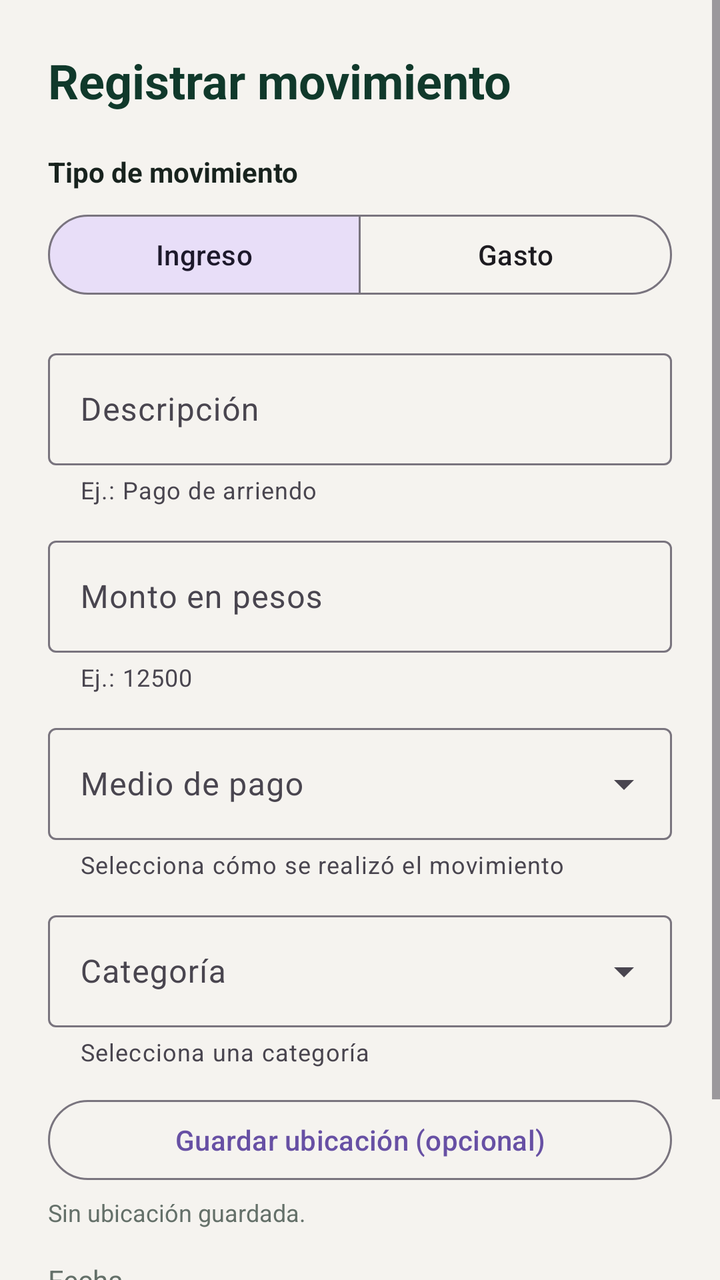
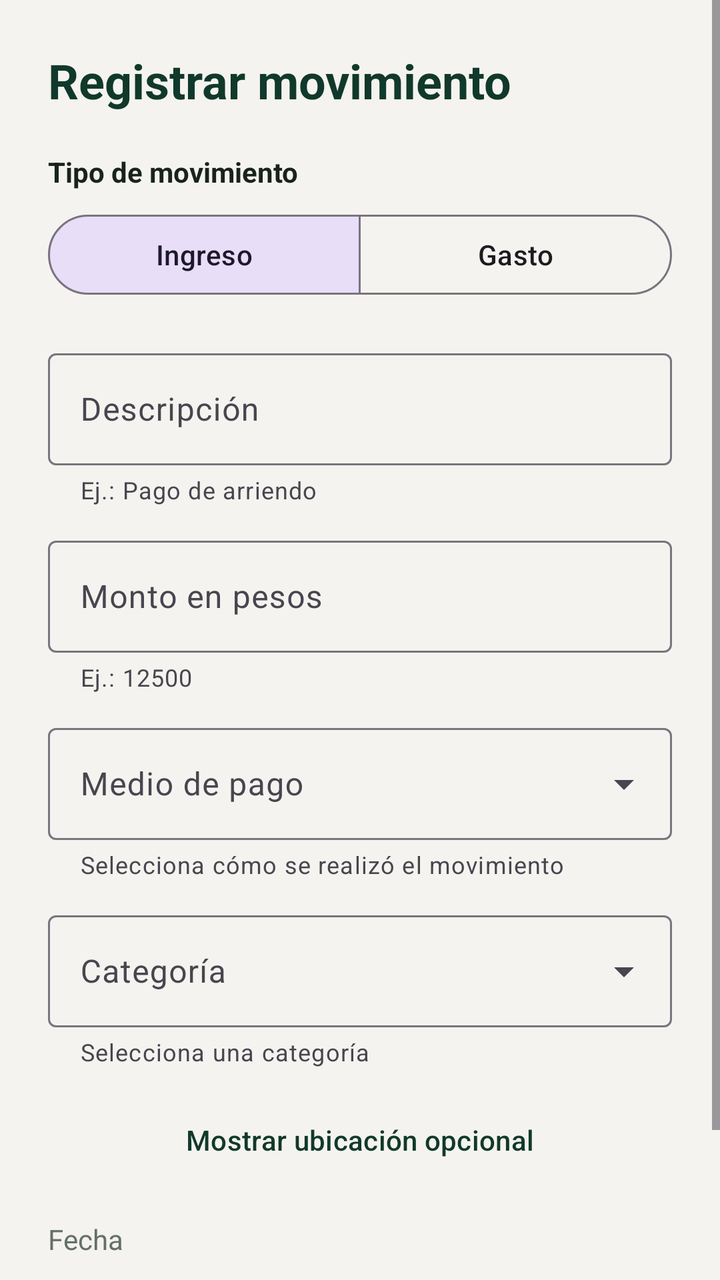

Two renders of the same Android screen: before a commit and after it. Below are the layout's source before the change and the commit's diff.
<!-- AndroidManifest.xml: application theme Theme.LocalCash -->
<!-- res/layout/dialog_registrar_movimiento.xml -->
<?xml version="1.0" encoding="utf-8"?>
<ScrollView xmlns:android="http://schemas.android.com/apk/res/android"
    xmlns:app="http://schemas.android.com/apk/res-auto"
    android:layout_width="match_parent"
    android:layout_height="wrap_content"
    android:background="@color/lc_warm_background"
    android:fillViewport="true">

    <LinearLayout
        android:layout_width="match_parent"
        android:layout_height="wrap_content"
        android:orientation="vertical"
        android:padding="24dp">

        <TextView
            android:layout_width="wrap_content"
            android:layout_height="wrap_content"
            android:text="@string/form_register_title"
            android:textColor="@color/lc_green_dark"
            android:textSize="24sp"
            android:textStyle="bold" />

        <TextView
            android:layout_width="wrap_content"
            android:layout_height="wrap_content"
            android:layout_marginTop="20dp"
            android:text="@string/form_movement_type"
            android:textColor="@color/lc_text_primary"
            android:textSize="14sp"
            android:textStyle="bold" />

        <com.google.android.material.button.MaterialButtonToggleGroup
            android:id="@+id/toggle_movement_type"
            android:layout_width="match_parent"
            android:layout_height="wrap_content"
            android:layout_marginTop="8dp"
            app:checkedButton="@id/button_income"
            app:selectionRequired="true"
            app:singleSelection="true">

            <com.google.android.material.button.MaterialButton
                android:id="@+id/button_income"
                style="@style/Widget.Material3.Button.OutlinedButton"
                android:layout_width="0dp"
                android:layout_height="48dp"
                android:layout_weight="1"
                android:text="@string/form_income" />

            <com.google.android.material.button.MaterialButton
                android:id="@+id/button_expense"
                style="@style/Widget.Material3.Button.OutlinedButton"
                android:layout_width="0dp"
                android:layout_height="48dp"
                android:layout_weight="1"
                android:text="@string/form_expense" />
        </com.google.android.material.button.MaterialButtonToggleGroup>

        <com.google.android.material.textfield.TextInputLayout
            android:id="@+id/input_layout_description"
            style="@style/Widget.Material3.TextInputLayout.OutlinedBox"
            android:layout_width="match_parent"
            android:layout_height="wrap_content"
            android:layout_marginTop="20dp"
            android:hint="@string/form_description_label"
            app:helperText="@string/form_description_hint">

            <com.google.android.material.textfield.TextInputEditText
                android:id="@+id/input_description"
                android:layout_width="match_parent"
                android:layout_height="56dp"
                android:inputType="textCapSentences"
                android:maxLength="80" />
        </com.google.android.material.textfield.TextInputLayout>

        <com.google.android.material.textfield.TextInputLayout
            android:id="@+id/input_layout_amount"
            style="@style/Widget.Material3.TextInputLayout.OutlinedBox"
            android:layout_width="match_parent"
            android:layout_height="wrap_content"
            android:layout_marginTop="12dp"
            android:hint="@string/form_amount_label"
            app:helperText="@string/form_amount_hint"
            app:prefixText="$ ">

            <com.google.android.material.textfield.TextInputEditText
                android:id="@+id/input_amount"
                android:layout_width="match_parent"
                android:layout_height="56dp"
                android:inputType="number"
                android:maxLength="15" />
        </com.google.android.material.textfield.TextInputLayout>

        <com.google.android.material.textfield.TextInputLayout
            android:id="@+id/input_layout_payment"
            style="@style/Widget.Material3.TextInputLayout.OutlinedBox.ExposedDropdownMenu"
            android:layout_width="match_parent"
            android:layout_height="wrap_content"
            android:layout_marginTop="12dp"
            android:hint="@string/form_payment_method_label"
            app:helperText="@string/form_payment_method_hint">

            <com.google.android.material.textfield.MaterialAutoCompleteTextView
                android:id="@+id/input_payment"
                android:layout_width="match_parent"
                android:layout_height="56dp"
                android:inputType="none" />
        </com.google.android.material.textfield.TextInputLayout>

        <LinearLayout
            android:id="@+id/container_associated_account"
            android:layout_width="match_parent"
            android:layout_height="wrap_content"
            android:orientation="vertical"
            android:visibility="gone">

            <com.google.android.material.textfield.TextInputLayout
                android:id="@+id/input_layout_account"
                style="@style/Widget.Material3.TextInputLayout.OutlinedBox.ExposedDropdownMenu"
                android:layout_width="match_parent"
                android:layout_height="wrap_content"
                android:layout_marginTop="12dp"
                android:hint="@string/form_associated_account_label"
                app:helperText="@string/form_associated_account_hint">

                <com.google.android.material.textfield.MaterialAutoCompleteTextView
                    android:id="@+id/input_account"
                    android:layout_width="match_parent"
                    android:layout_height="56dp"
                    android:inputType="none" />
            </com.google.android.material.textfield.TextInputLayout>

            <com.google.android.material.button.MaterialButton
                android:id="@+id/button_create_account"
                style="@style/Widget.Material3.Button.TextButton"
                android:layout_width="wrap_content"
                android:layout_height="48dp"
                android:layout_marginTop="2dp"
                android:text="@string/action_create_account_from_movement"
                android:textColor="@color/lc_green_dark" />
        </LinearLayout>

        <com.google.android.material.textfield.TextInputLayout
            android:id="@+id/input_layout_category"
            style="@style/Widget.Material3.TextInputLayout.OutlinedBox.ExposedDropdownMenu"
            android:layout_width="match_parent"
            android:layout_height="wrap_content"
            android:layout_marginTop="12dp"
            android:hint="@string/form_category_label"
            app:helperText="@string/form_category_hint">

            <com.google.android.material.textfield.MaterialAutoCompleteTextView
                android:id="@+id/input_category"
                android:layout_width="match_parent"
                android:layout_height="56dp"
                android:inputType="none" />
        </com.google.android.material.textfield.TextInputLayout>

        <com.google.android.material.button.MaterialButton
            android:id="@+id/button_capture_location"
            style="@style/Widget.Material3.Button.OutlinedButton"
            android:layout_width="match_parent"
            android:layout_height="wrap_content"
            android:layout_marginTop="12dp"
            android:text="@string/action_capture_location" />

        <TextView
            android:id="@+id/text_location_status"
            android:layout_width="match_parent"
            android:layout_height="wrap_content"
            android:layout_marginTop="4dp"
            android:text="@string/location_optional"
            android:textColor="@color/lc_text_secondary"
            android:textSize="12sp" />

        <LinearLayout
            android:layout_width="match_parent"
            android:layout_height="wrap_content"
            android:layout_marginTop="16dp"
            android:gravity="center_vertical"
            android:orientation="horizontal">

            <TextView
                android:layout_width="0dp"
                android:layout_height="wrap_content"
                android:layout_weight="1"
                android:text="@string/form_date_label"
                android:textColor="@color/lc_text_secondary"
                android:textSize="14sp" />

            <TextView
                android:id="@+id/text_form_date_value"
                android:layout_width="wrap_content"
                android:layout_height="wrap_content"
                android:textColor="@color/lc_text_primary"
                android:textSize="14sp"
                android:textStyle="bold" />
        </LinearLayout>

        <LinearLayout
            android:layout_width="match_parent"
            android:layout_height="wrap_content"
            android:layout_marginTop="24dp"
            android:gravity="end"
            android:orientation="horizontal">

            <com.google.android.material.button.MaterialButton
                android:id="@+id/button_cancel_movement"
                style="@style/Widget.Material3.Button.TextButton"
                android:layout_width="wrap_content"
                android:layout_height="48dp"
                android:text="@string/action_cancel"
                android:textColor="@color/lc_green_dark" />

            <com.google.android.material.button.MaterialButton
                android:id="@+id/button_save_movement"
                android:layout_width="wrap_content"
                android:layout_height="48dp"
                android:layout_marginStart="8dp"
                android:text="@string/action_save"
                app:backgroundTint="@color/lc_orange_earth"
                app:cornerRadius="14dp" />
        </LinearLayout>
    </LinearLayout>
</ScrollView>
<!-- resources referenced by this layout -->
<resources>
  <color name="lc_green_dark">#10392B</color>
  <color name="lc_orange_earth">#C85B17</color>
  <color name="lc_text_primary">#18231E</color>
  <color name="lc_text_secondary">#647069</color>
  <color name="lc_warm_background">#F5F3EF</color>
  <string name="action_cancel">Cancelar</string>
  <string name="action_capture_location">Guardar ubicación (opcional)</string>
  <string name="action_create_account_from_movement">Crear cuenta nueva</string>
  <string name="action_save">Guardar movimiento</string>
  <string name="form_amount_hint">Ej.: 12500</string>
  <string name="form_amount_label">Monto en pesos</string>
  <string name="form_associated_account_hint">Selecciona una cuenta compatible</string>
  <string name="form_associated_account_label">Cuenta asociada</string>
  <string name="form_category_hint">Selecciona una categoría</string>
  <string name="form_category_label">Categoría</string>
  <string name="form_date_label">Fecha</string>
  <string name="form_description_hint">Ej.: Pago de arriendo</string>
  <string name="form_description_label">Descripción</string>
  <string name="form_expense">Gasto</string>
  <string name="form_income">Ingreso</string>
  <string name="form_movement_type">Tipo de movimiento</string>
  <string name="form_payment_method_hint">Selecciona cómo se realizó el movimiento</string>
  <string name="form_payment_method_label">Medio de pago</string>
  <string name="form_register_title">Registrar movimiento</string>
  <string name="location_optional">Sin ubicación guardada.</string>
  <style name="Theme.LocalCash" parent="Base.Theme.LocalCash" />
  <style name="Base.Theme.LocalCash" parent="Theme.Material3.DayNight.NoActionBar">
          
          
      </style>
</resources>

<!-- the commit's change to res/layout/dialog_registrar_movimiento.xml (unified diff, before → after) -->
@@ -106,6 +106,24 @@
                 android:inputType="none" />
         </com.google.android.material.textfield.TextInputLayout>
 
+        <com.google.android.material.textfield.TextInputLayout
+            android:id="@+id/input_layout_other_payment"
+            style="@style/Widget.Material3.TextInputLayout.OutlinedBox"
+            android:layout_width="match_parent"
+            android:layout_height="wrap_content"
+            android:layout_marginTop="12dp"
+            android:hint="@string/form_other_payment_label"
+            android:visibility="gone"
+            app:helperText="@string/form_other_payment_hint">
+
+            <com.google.android.material.textfield.TextInputEditText
+                android:id="@+id/input_other_payment"
+                android:layout_width="match_parent"
+                android:layout_height="56dp"
+                android:inputType="textCapSentences"
+                android:maxLength="50" />
+        </com.google.android.material.textfield.TextInputLayout>
+
         <LinearLayout
             android:id="@+id/container_associated_account"
             android:layout_width="match_parent"
@@ -156,21 +174,38 @@
         </com.google.android.material.textfield.TextInputLayout>
 
         <com.google.android.material.button.MaterialButton
-            android:id="@+id/button_capture_location"
-            style="@style/Widget.Material3.Button.OutlinedButton"
-            android:layout_width="match_parent"
-            android:layout_height="wrap_content"
-            android:layout_marginTop="12dp"
-            android:text="@string/action_capture_location" />
-
-        <TextView
-            android:id="@+id/text_location_status"
-            android:layout_width="match_parent"
-            android:layout_height="wrap_content"
-            android:layout_marginTop="4dp"
-            android:text="@string/location_optional"
-            android:textColor="@color/lc_text_secondary"
-            android:textSize="12sp" />
+            android:id="@+id/button_toggle_optional"
+            style="@style/Widget.Material3.Button.TextButton"
+            android:layout_width="match_parent"
+            android:layout_height="wrap_content"
+            android:layout_marginTop="12dp"
+            android:text="@string/action_show_optional"
+            android:textColor="@color/lc_green_dark" />
+
+        <LinearLayout
+            android:id="@+id/optional_movement_section"
+            android:layout_width="match_parent"
+            android:layout_height="wrap_content"
+            android:orientation="vertical"
+            android:visibility="gone">
+
+            <com.google.android.material.button.MaterialButton
+                android:id="@+id/button_capture_location"
+                style="@style/Widget.Material3.Button.OutlinedButton"
+                android:layout_width="match_parent"
+                android:layout_height="wrap_content"
+                android:layout_marginTop="4dp"
+                android:text="@string/action_capture_location" />
+
+            <TextView
+                android:id="@+id/text_location_status"
+                android:layout_width="match_parent"
+                android:layout_height="wrap_content"
+                android:layout_marginTop="4dp"
+                android:text="@string/location_optional"
+                android:textColor="@color/lc_text_secondary"
+                android:textSize="12sp" />
+        </LinearLayout>
 
         <LinearLayout
             android:layout_width="match_parent"
<!-- resource entries referenced after the edit -->
@@ -9,6 +9,7 @@
   <string name="action_capture_location">Guardar ubicación (opcional)</string>
   <string name="action_create_account_from_movement">Crear cuenta nueva</string>
   <string name="action_save">Guardar movimiento</string>
+  <string name="action_show_optional">Mostrar ubicación opcional</string>
   <string name="form_amount_hint">Ej.: 12500</string>
   <string name="form_amount_label">Monto en pesos</string>
   <string name="form_associated_account_hint">Selecciona una cuenta compatible</string>
@@ -21,6 +22,8 @@
   <string name="form_expense">Gasto</string>
   <string name="form_income">Ingreso</string>
   <string name="form_movement_type">Tipo de movimiento</string>
+  <string name="form_other_payment_hint">Indica cómo realizaste o recibiste el pago</string>
+  <string name="form_other_payment_label">Especifica el medio</string>
   <string name="form_payment_method_hint">Selecciona cómo se realizó el movimiento</string>
   <string name="form_payment_method_label">Medio de pago</string>
   <string name="form_register_title">Registrar movimiento</string>
